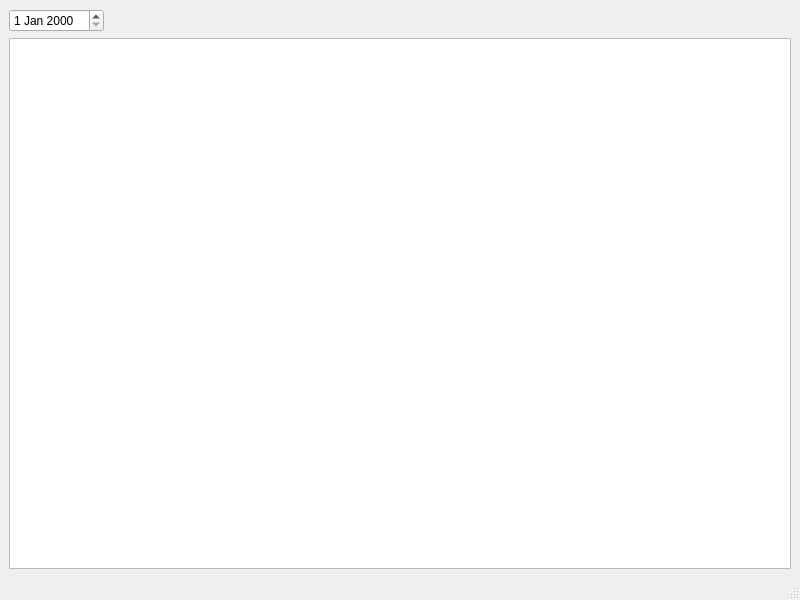
Old version of the form mainwindow.ui in the repository dilshodm/timezones-display.
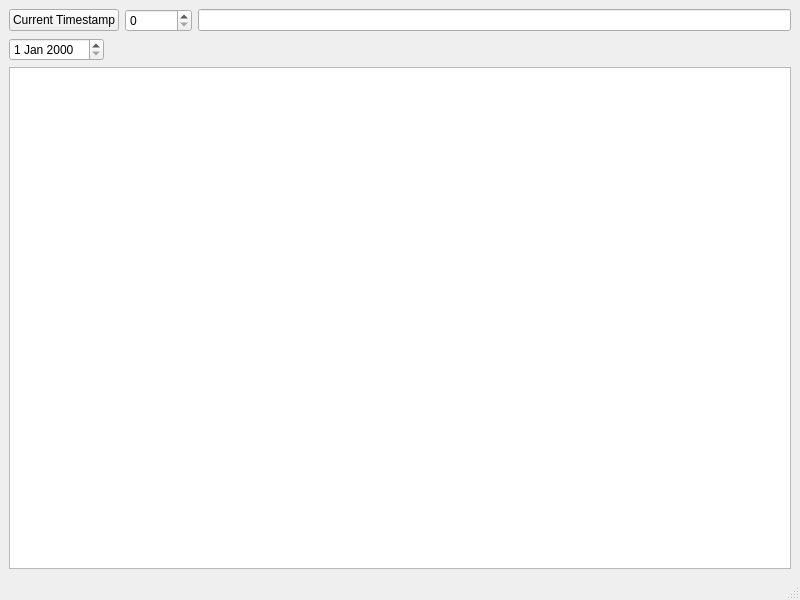
New version of the form.

Commit message: Add unix timestamp to local time converter

What changed in the file:
```diff
--- a/mainwindow.ui
+++ b/mainwindow.ui
@@ -18,6 +18,27 @@
     <item>
      <layout class="QHBoxLayout" name="horizontalLayout">
       <item>
+       <widget class="QPushButton" name="currentTimestampPushButton">
+        <property name="text">
+         <string>Current Timestamp</string>
+        </property>
+       </widget>
+      </item>
+      <item>
+       <widget class="QSpinBox" name="timestampSpinBox">
+        <property name="maximum">
+         <number>2147483647</number>
+        </property>
+       </widget>
+      </item>
+      <item>
+       <widget class="QLineEdit" name="timestampConvertedLineEdit"/>
+      </item>
+     </layout>
+    </item>
+    <item>
+     <layout class="QHBoxLayout" name="horizontalLayout_2">
+      <item>
        <widget class="QDateEdit" name="dateEdit"/>
       </item>
       <item>
```
The commit also changes 2 other files.
